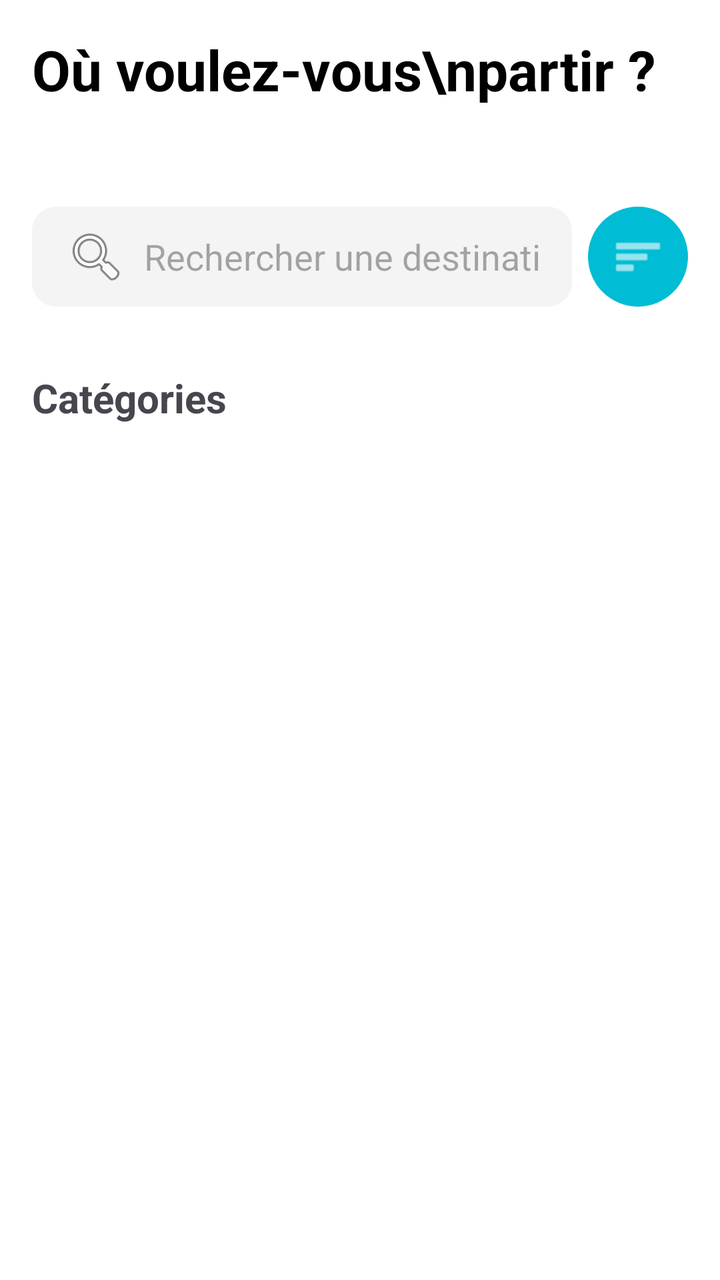
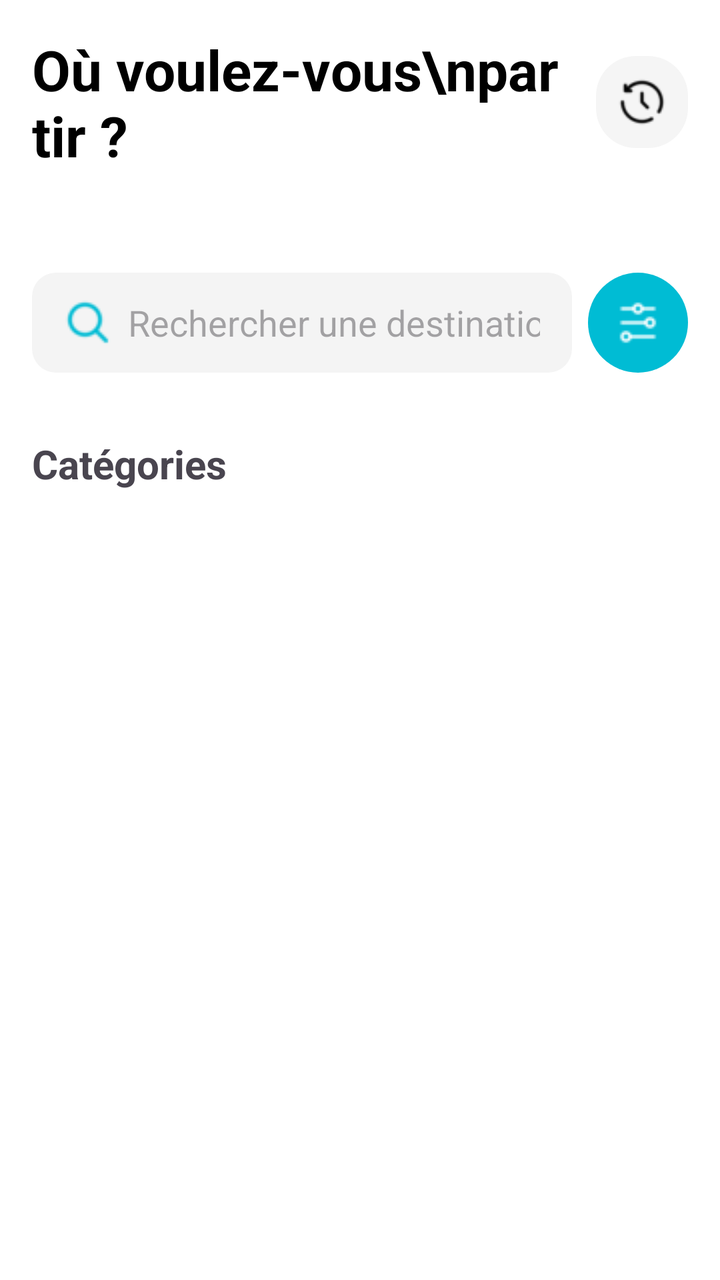

Two renders of the same Android screen: before a commit and after it. Below are the layout's source before the change and the commit's diff.
<!-- AndroidManifest.xml: application theme Theme.Tch057Proj -->
<!-- res/layout/activity_accueil.xml -->
<?xml version="1.0" encoding="utf-8"?>
<ScrollView xmlns:android="http://schemas.android.com/apk/res/android"
    xmlns:app="http://schemas.android.com/apk/res-auto"
    android:background="#FFFFFF"
    android:layout_width="match_parent"
    android:layout_height="match_parent">

    <LinearLayout
        android:id="@+id/mainContainer"
        android:padding="16dp"
        android:orientation="vertical"
        android:layout_width="match_parent"
        android:layout_height="wrap_content">

        
        <TextView
            android:layout_width="wrap_content"
            android:layout_height="wrap_content"
            android:text="Où voulez-vous\npartir ?"
            android:textSize="28sp"
            android:textStyle="bold"
            android:layout_marginBottom="50dp"
            android:textColor="#000000" />

        
        <LinearLayout
            android:layout_width="match_parent"
            android:layout_height="wrap_content"
            android:orientation="horizontal"
            android:gravity="center_vertical"
            android:layout_marginBottom="8dp">

            
            <EditText
                android:id="@+id/etDestination"
                android:layout_width="0dp"
                android:layout_height="50dp"
                android:layout_weight="1"
                android:hint="Rechercher une destination"
                android:drawableStart="@android:drawable/ic_menu_search"
                android:drawablePadding="8dp"
                android:background="@drawable/input_bg"
                android:gravity="center_vertical"
                android:paddingStart="16dp"
                android:paddingEnd="16dp"
                android:inputType="text"
                android:imeOptions="actionSearch" />

            
            <ImageButton
                android:id="@+id/btnToggleFilters"
                android:layout_width="50dp"
                android:layout_height="50dp"
                android:layout_marginStart="8dp"
                android:src="@android:drawable/ic_menu_sort_by_size"
                android:background="@drawable/btn_filter_cyan"
                android:contentDescription="Afficher les filtres"
                android:scaleType="centerInside"
                android:padding="12dp"
                android:layout_gravity="center_vertical"
                app:tint="#FFFFFF" />
        </LinearLayout>

        
        <LinearLayout
            android:id="@+id/filterSection"
            android:visibility="gone"
            android:orientation="vertical"
            android:layout_width="match_parent"
            android:layout_height="wrap_content"
            android:layout_marginTop="12dp">

            
            <Spinner
                android:id="@+id/spinnerType"
                android:layout_width="match_parent"
                android:layout_height="48dp"
                android:background="@drawable/input_spinner_bg"
                android:popupBackground="#FFFFFF"
                android:paddingStart="12dp"
                android:paddingEnd="36dp"
                android:layout_marginBottom="8dp" />

            
            <EditText
                android:id="@+id/etPrixMax"
                android:hint="Prix maximal"
                android:inputType="number"
                android:layout_width="match_parent"
                android:layout_height="48dp"
                android:background="@drawable/input_bg"
                android:paddingStart="12dp"
                android:layout_marginBottom="8dp" />

            
            <EditText
                android:id="@+id/etDate"
                android:hint="Date de départ"
                android:layout_width="match_parent"
                android:layout_height="48dp"
                android:background="@drawable/input_bg"
                android:paddingStart="12dp"
                android:layout_marginBottom="8dp" />
        </LinearLayout>

        <TextView
            android:id="@+id/tvEmptyMessage"
            android:layout_width="match_parent"
            android:layout_height="wrap_content"
            android:text="Aucun voyage trouvé"
            android:textSize="16sp"
            android:gravity="center"
            android:visibility="gone"
            android:padding="16dp"
            android:textColor="#888888"/>

        
        <TextView
            android:id="@+id/tvCategorieTitle"
            android:layout_width="wrap_content"
            android:layout_height="wrap_content"
            android:text="Catégories"
            android:textSize="20sp"
            android:textStyle="bold"
            android:layout_marginTop="24dp"
            android:layout_marginBottom="8dp" />

        
        <androidx.recyclerview.widget.RecyclerView
            android:id="@+id/recyclerViewCategories"
            android:layout_width="match_parent"
            android:layout_height="wrap_content"
            android:minHeight="260dp"
            android:orientation="horizontal"
            android:clipToPadding="false"
            android:overScrollMode="never" />

        <TextView
            android:id="@+id/tvRandomTitle"
            android:layout_width="wrap_content"
            android:layout_height="wrap_content"
            android:text="Quelques destinations"
            android:textSize="18sp"
            android:layout_marginStart="0dp"
            android:layout_marginTop="12dp"
            android:textStyle="bold"
            android:visibility="gone" />

        <androidx.recyclerview.widget.RecyclerView
            android:id="@+id/recyclerViewRandomVoyages"
            android:layout_width="match_parent"
            android:layout_height="wrap_content"
            android:orientation="horizontal"
            android:overScrollMode="never"
            android:clipToPadding="false"
            android:visibility="gone"
            android:layout_marginTop="4dp"
            android:layout_marginBottom="16dp" />

        
        <androidx.recyclerview.widget.RecyclerView
            android:id="@+id/recyclerViewVoyages"
            android:layout_width="match_parent"
            android:layout_height="wrap_content"
            android:layout_marginTop="24dp" />
    </LinearLayout>
</ScrollView>
<!-- resources referenced by this layout -->
<resources>
  <!-- drawable btn_filter_cyan (drawable) -->
  <?xml version="1.0" encoding="utf-8"?>
  <shape xmlns:android="http://schemas.android.com/apk/res/android"
      android:shape="oval">
      <solid android:color="#00BCD4" />
  </shape>
  <!-- drawable input_bg (drawable) -->
  <?xml version="1.0" encoding="utf-8"?>
  <shape xmlns:android="http://schemas.android.com/apk/res/android"
      android:shape="rectangle">
      <solid android:color="#F4F4F4" />
      <corners android:radius="12dp" />
  </shape>
  <!-- drawable input_spinner_bg (drawable) -->
  <layer-list xmlns:android="http://schemas.android.com/apk/res/android">
      
      <item>
          <shape android:shape="rectangle">
              <solid android:color="#FFFFFF"/>
              <corners android:radius="12dp"/>
  
          </shape>
      </item>
  
      
      <item android:drawable="@android:drawable/arrow_down_float"
          android:right="12dp"
          android:gravity="right|center_vertical" />
  </layer-list>
  <style name="Theme.Tch057Proj" parent="Base.Theme.Tch057Proj" />
  <style name="Base.Theme.Tch057Proj" parent="Theme.Material3.DayNight.NoActionBar">
          
          
      </style>
</resources>

<!-- the commit's change to res/layout/activity_accueil.xml (unified diff, before → after) -->
@@ -13,14 +13,37 @@
         android:layout_height="wrap_content">
 
         
-        <TextView
-            android:layout_width="wrap_content"
+        <LinearLayout
+            android:layout_width="match_parent"
             android:layout_height="wrap_content"
-            android:text="Où voulez-vous\npartir ?"
-            android:textSize="28sp"
-            android:textStyle="bold"
-            android:layout_marginBottom="50dp"
-            android:textColor="#000000" />
+            android:orientation="horizontal"
+            android:gravity="center_vertical"
+            android:layout_marginBottom="50dp">
+
+            
+            <TextView
+                android:layout_width="wrap_content"
+                android:layout_height="wrap_content"
+                android:text="Où voulez-vous\npartir ?"
+                android:textSize="28sp"
+                android:textStyle="bold"
+                android:textColor="#000000"
+                android:layout_weight="1"
+                android:layout_marginEnd="16dp" />
+
+            
+            <ImageButton
+                android:id="@+id/btnHistory"
+                android:layout_width="46dp"
+                android:layout_height="46dp"
+                android:src="@drawable/ic_history"
+                android:contentDescription="Historique"
+                android:scaleType="centerInside"
+                android:padding="10dp"
+                android:layout_gravity="center_vertical"
+                android:background="@drawable/circle_background" />
+
+        </LinearLayout>
 
         
         <LinearLayout
@@ -37,7 +60,7 @@
                 android:layout_height="50dp"
                 android:layout_weight="1"
                 android:hint="Rechercher une destination"
-                android:drawableStart="@android:drawable/ic_menu_search"
+                android:drawableStart="@drawable/ic_search"
                 android:drawablePadding="8dp"
                 android:background="@drawable/input_bg"
                 android:gravity="center_vertical"
@@ -52,7 +75,7 @@
                 android:layout_width="50dp"
                 android:layout_height="50dp"
                 android:layout_marginStart="8dp"
-                android:src="@android:drawable/ic_menu_sort_by_size"
+                android:src="@drawable/ic_filters"
                 android:background="@drawable/btn_filter_cyan"
                 android:contentDescription="Afficher les filtres"
                 android:scaleType="centerInside"
<!-- resource entries referenced after the edit -->
@@ -6,6 +6,15 @@
       android:shape="oval">
       <solid android:color="#00BCD4" />
   </shape>
+  <!-- drawable circle_background (drawable) -->
+  <?xml version="1.0" encoding="utf-8"?>
+  <shape xmlns:android="http://schemas.android.com/apk/res/android">
+      <solid android:color="#F5F5F5"/>
+      <corners android:radius="20dp"/>
+  </shape>
+  <!-- drawable ic_filters: png bitmap (drawable, 239 bytes) -->
+  <!-- drawable ic_history: png bitmap (drawable, 447 bytes) -->
+  <!-- drawable ic_search: png bitmap (drawable, 293 bytes) -->
   <!-- drawable input_bg (drawable) -->
   <?xml version="1.0" encoding="utf-8"?>
   <shape xmlns:android="http://schemas.android.com/apk/res/android"
